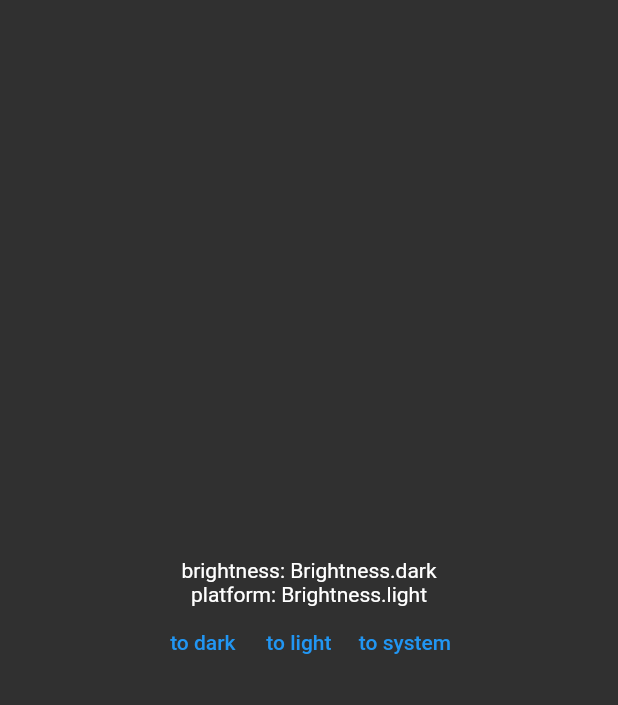
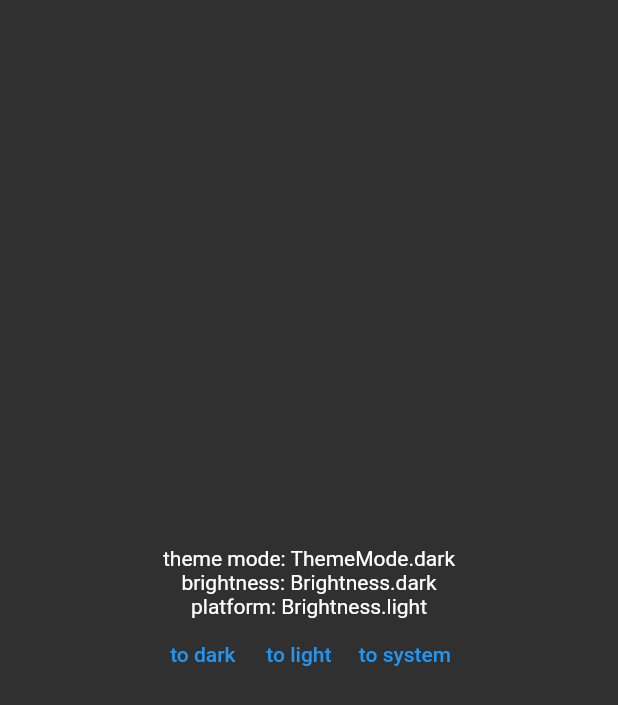
Before and after one commit to saaaltech/saaaltodos, a Flutter app: the screen it shows after launch, after a tap on "to dark", on a phone screen of 412 x 824 dp. Shown: the top 705 px of the screen. Run offline on Flutter 3.47's test engine with Material 2 defaults, Android fonts, the phone set to English and light mode, and no system bars.

Commit message:
optm: move theme mode options into preferences.dart

```diff
--- a/lib/options/handler.dart
+++ b/lib/options/handler.dart
@@ -1,5 +1,3 @@
-import 'dart:ui';
-
 import 'package:flutter/material.dart';
 
 class ValueHandler<T> {
@@ -34,18 +32,3 @@ class Option<T> extends ValueHandler<T> {
   void remove(GlobalKey key) => attachedStates.remove(key);
   void removeAll() => attachedStates.clear();
 }
-
-class ThemeModeOption extends Option<ThemeMode> {
-  ThemeModeOption(super.value);
-
-  // Helper of theme mode change.
-  void toDark() => value = ThemeMode.dark;
-  void toLight() => value = ThemeMode.light;
-  void toSystem() => value = ThemeMode.system;
-
-  // Getter of whether dark mode and brightness.
-  Brightness get brightness => dark ? Brightness.dark : Brightness.light;
-  bool get dark => value == ThemeMode.system
-      ? PlatformDispatcher.instance.platformBrightness == Brightness.dark
-      : value == ThemeMode.dark;
-}
--- a/lib/options/preferences.dart
+++ b/lib/options/preferences.dart
@@ -1,3 +1,4 @@
+import 'package:flutter/foundation.dart';
 import 'package:flutter/material.dart';
 import 'package:saaaltodos/options/handler.dart';
 
@@ -13,3 +14,18 @@ class UserPreference {
 
   final themeMode = ThemeModeOption(ThemeMode.system);
 }
+
+class ThemeModeOption extends Option<ThemeMode> {
+  ThemeModeOption(super.value);
+
+  // Helper of theme mode change.
+  void toDark() => value = ThemeMode.dark;
+  void toLight() => value = ThemeMode.light;
+  void toSystem() => value = ThemeMode.system;
+
+  // Getter of whether dark mode and brightness.
+  Brightness get brightness => dark ? Brightness.dark : Brightness.light;
+  bool get dark => value == ThemeMode.system
+      ? PlatformDispatcher.instance.platformBrightness == Brightness.dark
+      : value == ThemeMode.dark;
+}
--- a/lib/validation/app_root_validation.dart
+++ b/lib/validation/app_root_validation.dart
@@ -1,6 +1,5 @@
 import 'package:flutter/material.dart';
 import 'package:saaaltodos/components/widget_helpers.dart';
-import 'package:saaaltodos/options/handler.dart';
 import 'package:saaaltodos/options/preferences.dart';
 
 class DarkModeValidation extends StatelessWidget {
@@ -22,6 +21,7 @@ class DarkModeValidation extends StatelessWidget {
     return Column(
       mainAxisSize: MainAxisSize.min,
       children: [
+        Text('theme mode: ${preference.themeMode.value}'),
         Text('brightness: ${brightness(context)}'),
         Text('platform: $platformBrightness'),
         Row(
```
